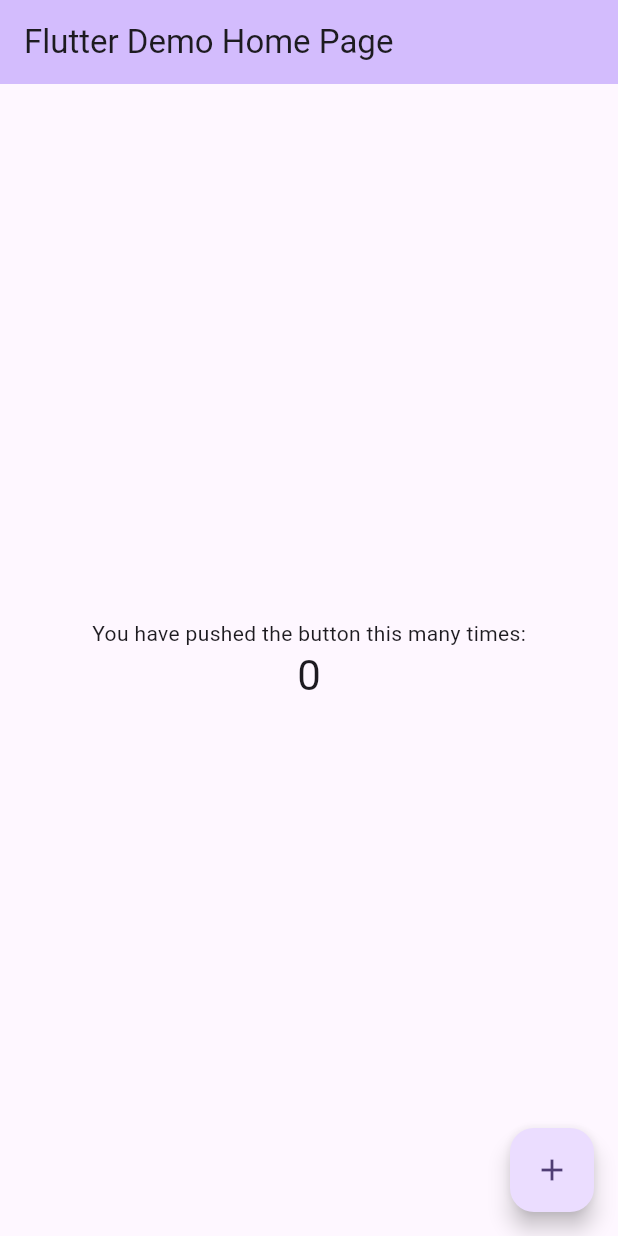
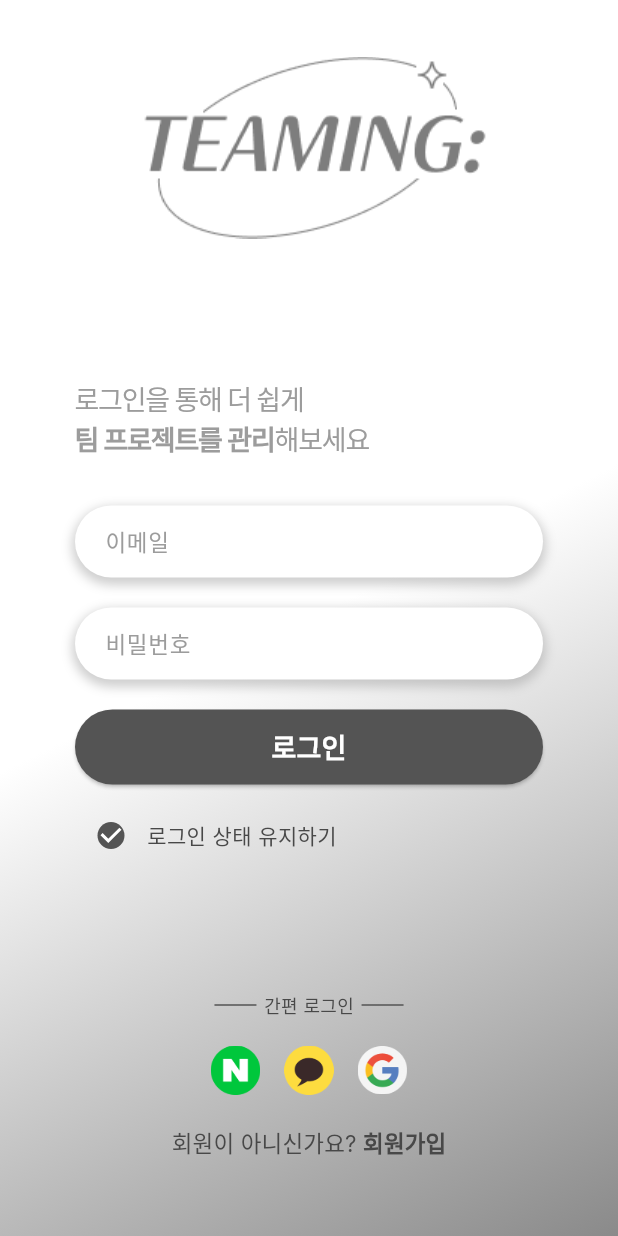
Before and after one commit to TEAMING-D/frontend, a Flutter app: the screen it shows after launch, on a phone screen of 412 x 824 dp. Run offline on Flutter 3.47's test engine with Material 3 defaults, Android fonts, the phone set to English and light mode, and no system bars; Roboto replaces fonts that are missing (Leferi).

Commit message:
ADD Login Page

```diff
--- a/teaming/analysis_options.yaml
+++ b/teaming/analysis_options.yaml
@@ -21,6 +21,8 @@ linter:
   # `// ignore_for_file: name_of_lint` syntax on the line or in the file
   # producing the lint.
   rules:
+    prefer_const_constructors: false
+    prefer_const_literals_to_create_immutables: false
     # avoid_print: false  # Uncomment to disable the `avoid_print` rule
     # prefer_single_quotes: true  # Uncomment to enable the `prefer_single_quotes` rule
 
--- /dev/null
+++ b/teaming/lib/login/login.dart
@@ -0,0 +1,259 @@
+import 'package:flutter/material.dart';
+
+class LoginPage extends StatelessWidget {
+  const LoginPage({super.key});
+
+  @override
+  Widget build(BuildContext context) {
+    return Scaffold(
+      resizeToAvoidBottomInset: false,
+      body: Container(
+        padding: EdgeInsets.symmetric(horizontal: 30),
+        width: MediaQuery.of(context).size.width,
+        height: MediaQuery.of(context).size.height,
+        decoration: BoxDecoration(
+          gradient: LinearGradient(
+            begin: Alignment.center,
+            end: Alignment.bottomRight,
+            colors: [
+              Colors.white,
+              Color.fromRGBO(138, 138, 138, 100),
+            ],
+          ),
+        ),
+        child: Padding(
+          padding: const EdgeInsets.symmetric(horizontal: 20),
+          child: Column(
+            mainAxisAlignment: MainAxisAlignment.center,
+            crossAxisAlignment: CrossAxisAlignment.start,
+            children: [
+              Center(
+                child: Image.asset(
+                  'assets/login_logo.png',
+                ),
+              ),
+              SizedBox(height: 94),
+              Text.rich(
+                TextSpan(children: [
+                  TextSpan(
+                      text: "로그인을 통해 더 쉽게\n",
+                      style: TextStyle(
+                        fontFamily: 'Leferi',
+                        fontWeight: FontWeight.w400,
+                      )),
+                  TextSpan(
+                      text: "팀 프로젝트를 관리",
+                      style: TextStyle(
+                        fontFamily: 'Leferi',
+                        fontWeight: FontWeight.bold,
+                      )),
+                  TextSpan(
+                      text: "해보세요",
+                      style: TextStyle(
+                        fontFamily: 'Leferi',
+                        fontWeight: FontWeight.w400,
+                      ))
+                ]),
+                textAlign: TextAlign.left,
+                style: TextStyle(
+                  fontSize: 18,
+                  color: Color.fromRGBO(156, 156, 156, 1),
+                  letterSpacing: -0.8,
+                ),
+              ),
+              SizedBox(height: 30),
+              Container(
+                decoration: BoxDecoration(
+                  borderRadius: BorderRadius.circular(30),
+                  color: Colors.white,
+                  boxShadow: [
+                    BoxShadow(
+                      color: Colors.grey.withOpacity(0.5),
+                      spreadRadius: 2,
+                      blurRadius: 5,
+                      offset: Offset(0, 3),
+                    ),
+                  ],
+                ),
+                child: TextField(
+                  style: TextStyle(
+                      fontFamily: 'Inter', fontSize: 15, color: Colors.black),
+                  decoration: InputDecoration(
+                    hintText: '이메일',
+                    border: InputBorder.none,
+                    contentPadding: EdgeInsets.symmetric(horizontal: 20),
+                    hintStyle: TextStyle(
+                        fontWeight: FontWeight.w400,
+                        color: Color.fromRGBO(156, 156, 156, 1)),
+                  ),
+                ),
+              ),
+              SizedBox(height: 20),
+              Container(
+                decoration: BoxDecoration(
+                  borderRadius: BorderRadius.circular(30),
+                  color: Colors.white,
+                  boxShadow: [
+                    BoxShadow(
+                      color: Colors.grey.withOpacity(0.5),
+                      spreadRadius: 2,
+                      blurRadius: 5,
+                      offset: Offset(0, 3),
+                    ),
+                  ],
+                ),
+                child: TextField(
+                  obscureText: true,
+                  style: TextStyle(
+                      fontFamily: 'Inter', fontSize: 15, color: Colors.black),
+                  decoration: InputDecoration(
+                    hintText: '비밀번호',
+                    border: InputBorder.none,
+                    contentPadding: EdgeInsets.symmetric(horizontal: 20),
+                    hintStyle: TextStyle(
+                        fontWeight: FontWeight.w400,
+                        color: Color.fromRGBO(156, 156, 156, 1)),
+                  ),
+                ),
+              ),
+              SizedBox(height: 20),
+              ElevatedButton(
+                onPressed: () {
+                  // 로그인 처리 로직 추가
+                },
+                style: ElevatedButton.styleFrom(
+                  backgroundColor: Color.fromRGBO(84, 84, 84, 1),
+                  minimumSize: Size(double.infinity, 50),
+                  shape: RoundedRectangleBorder(
+                    borderRadius: BorderRadius.circular(30),
+                  ),
+                ),
+                child: Text(
+                  '로그인',
+                  style: TextStyle(
+                    fontSize: 18,
+                    fontFamily: 'Inter',
+                    fontWeight: FontWeight.bold,
+                    color: Colors.white,
+                  ),
+                ),
+              ),
+              SizedBox(height: 10),
+              Row(
+                children: [
+                  Checkbox(
+                    value: true,
+                    activeColor: Color.fromRGBO(84, 84, 84, 1),
+                    checkColor: Colors.white,
+                    onChanged: (value) {
+                      // 변수 추가해서 로그인 시 서버 처리 구현
+                    },
+                    shape: RoundedRectangleBorder(
+                        borderRadius: BorderRadius.circular(10)),
+                  ),
+                  Text(
+                    '로그인 상태 유지하기',
+                    style: TextStyle(
+                        fontFamily: 'Inter',
+                        fontWeight: FontWeight.normal,
+                        fontSize: 14,
+                        color: Color.fromRGBO(72, 72, 72, 1)),
+                  ),
+                ],
+              ),
+              SizedBox(height: 80),
+              Row(
+                mainAxisAlignment: MainAxisAlignment.center,
+                children: [
+                  SizedBox(
+                    width: 28,
+                    child: Divider(
+                      color: Color.fromRGBO(84, 84, 84, 1),
+                      thickness: 1,
+                    ),
+                  ),
+                  SizedBox(
+                    width: 5,
+                  ),
+                  Text(
+                    '간편 로그인',
+                    style: TextStyle(
+                        fontFamily: 'Inter',
+                        fontWeight: FontWeight.normal,
+                        fontSize: 12,
+                        color: Color.fromRGBO(72, 72, 72, 1)),
+                  ),
+                  SizedBox(
+                    width: 5,
+                  ),
+                  SizedBox(
+                    width: 28,
+                    child: Divider(
+                      color: Color.fromRGBO(84, 84, 84, 1),
+                      thickness: 1,
+                    ),
+                  ),
+                ],
+              ),
+              SizedBox(height: 10),
+              Row(
+                mainAxisAlignment: MainAxisAlignment.center,
+                children: [
+                  IconButton(
+                    onPressed: () {
+                      // 네이버 로그인 로직 추가
+                    },
+                    icon: Image.asset('assets/icon/naver_icon.png',
+                        width: 33, height: 33),
+                  ),
+                  IconButton(
+                    onPressed: () {
+                      // 카카오톡 로그인 로직 추가
+                    },
+                    icon: Image.asset('assets/icon/kakao_icon.png',
+                        width: 33, height: 33),
+                  ),
+                  IconButton(
+                    onPressed: () {
+                      // 구글 로그인 로직 추가
+                    },
+                    icon: Image.asset('assets/icon/google_icon.png',
+                        width: 33, height: 33),
+                  ),
+                ],
+              ),
+              Center(
+                child: TextButton(
+                  onPressed: () {
+                    // 회원가입 페이지로 이동
+                  },
+                  child: Text.rich(
+                TextSpan(children: [
+                  TextSpan(
+                      text: "회원이 아니신가요? ",
+                      style: TextStyle(
+                        fontFamily: 'Inter',
+                        fontWeight: FontWeight.w400,
+                      )),
+                  TextSpan(
+                      text: "회원가입",
+                      style: TextStyle(
+                        fontFamily: 'Inter',
+                        fontWeight: FontWeight.bold,
+                      )),
+                ]),
+                textAlign: TextAlign.left,
+                style: TextStyle(
+                  fontSize: 15,
+                  color: Color.fromRGBO(72, 72, 72, 1),
+                ),
+              ),
+                ),
+              ),
+            ],
+          ),
+        ),
+      ),
+    );
+  }
+}
--- a/teaming/lib/main.dart
+++ b/teaming/lib/main.dart
@@ -1,127 +1,10 @@
+import 'package:teaming/login/login.dart';
 import 'package:flutter/material.dart';
-import 'package:flutter_native_splash/flutter_native_splash.dart';
 
 void main() {
-  WidgetsBinding widgetsBinding = WidgetsFlutterBinding.ensureInitialized();
-  runApp(const MyApp());
+  WidgetsFlutterBinding.ensureInitialized();
+  runApp(MaterialApp(
+    debugShowCheckedModeBanner: false, //디버그 바 제거
+    home: LoginPage(),
+  ));
 }
-
-class MyApp extends StatelessWidget {
-  const MyApp({super.key});
-
-  // This widget is the root of your application.
-  @override
-  Widget build(BuildContext context) {
-    return MaterialApp(
-      title: 'Flutter Demo',
-      theme: ThemeData(
-        // This is the theme of your application.
-        //
-        // TRY THIS: Try running your application with "flutter run". You'll see
-        // the application has a purple toolbar. Then, without quitting the app,
-        // try changing the seedColor in the colorScheme below to Colors.green
-        // and then invoke "hot reload" (save your changes or press the "hot
-        // reload" button in a Flutter-supported IDE, or press "r" if you used
-        // the command line to start the app).
-        //
-        // Notice that the counter didn't reset back to zero; the application
-        // state is not lost during the reload. To reset the state, use hot
-        // restart instead.
-        //
-        // This works for code too, not just values: Most code changes can be
-        // tested with just a hot reload.
-        colorScheme: ColorScheme.fromSeed(seedColor: Colors.deepPurple),
-        useMaterial3: true,
-      ),
-      home: const MyHomePage(title: 'Flutter Demo Home Page'),
-    );
-  }
-}
-
-class MyHomePage extends StatefulWidget {
-  const MyHomePage({super.key, required this.title});
-
-  // This widget is the home page of your application. It is stateful, meaning
-  // that it has a State object (defined below) that contains fields that affect
-  // how it looks.
-
-  // This class is the configuration for the state. It holds the values (in this
-  // case the title) provided by the parent (in this case the App widget) and
-  // used by the build method of the State. Fields in a Widget subclass are
-  // always marked "final".
-
-  final String title;
-
-  @override
-  State<MyHomePage> createState() => _MyHomePageState();
-}
-
-class _MyHomePageState extends State<MyHomePage> {
-  int _counter = 0;
-
-  void _incrementCounter() {
-    setState(() {
-      // This call to setState tells the Flutter framework that something has
-      // changed in this State, which causes it to rerun the build method below
-      // so that the display can reflect the updated values. If we changed
-      // _counter without calling setState(), then the build method would not be
-      // called again, and so nothing would appear to happen.
-      _counter++;
-    });
-  }
-
-  @override
-  Widget build(BuildContext context) {
-    // This method is rerun every time setState is called, for instance as done
-    // by the _incrementCounter method above.
-    //
-    // The Flutter framework has been optimized to make rerunning build methods
-    // fast, so that you can just rebuild anything that needs updating rather
-    // than having to individually change instances of widgets.
-    return Scaffold(
-      appBar: AppBar(
-        // TRY THIS: Try changing the color here to a specific color (to
-        // Colors.amber, perhaps?) and trigger a hot reload to see the AppBar
-        // change color while the other colors stay the same.
-        backgroundColor: Theme.of(context).colorScheme.inversePrimary,
-        // Here we take the value from the MyHomePage object that was created by
-        // the App.build method, and use it to set our appbar title.
-        title: Text(widget.title),
-      ),
-      body: Center(
-        // Center is a layout widget. It takes a single child and positions it
-        // in the middle of the parent.
-        child: Column(
-          // Column is also a layout widget. It takes a list of children and
-          // arranges them vertically. By default, it sizes itself to fit its
-          // children horizontally, and tries to be as tall as its parent.
-          //
-          // Column has various properties to control how it sizes itself and
-          // how it positions its children. Here we use mainAxisAlignment to
-          // center the children vertically; the main axis here is the vertical
-          // axis because Columns are vertical (the cross axis would be
-          // horizontal).
-          //
-          // TRY THIS: Invoke "debug painting" (choose the "Toggle Debug Paint"
-          // action in the IDE, or press "p" in the console), to see the
-          // wireframe for each widget.
-          mainAxisAlignment: MainAxisAlignment.center,
-          children: <Widget>[
-            const Text(
-              'You have pushed the button this many times:',
-            ),
-            Text(
-              '$_counter',
-              style: Theme.of(context).textTheme.headlineMedium,
-            ),
-          ],
-        ),
-      ),
-      floatingActionButton: FloatingActionButton(
-        onPressed: _incrementCounter,
-        tooltip: 'Increment',
-        child: const Icon(Icons.add),
-      ), // This trailing comma makes auto-formatting nicer for build methods.
-    );
-  }
-}
```
Also changed, not shown: teaming/pubspec.yaml (+12 -12 lines), teaming/assets/font/Inter-Bold.ttf (added), teaming/assets/font/Inter-Medium.ttf (added), teaming/assets/font/Inter-Regular.ttf (added), teaming/assets/font/Inter-SemiBold.ttf (added), teaming/assets/icon/google_icon.png (added), teaming/assets/icon/kakao_icon.png (added), teaming/assets/icon/naver_icon.png (added), teaming/assets/login_logo.png (added), 3 other files.
